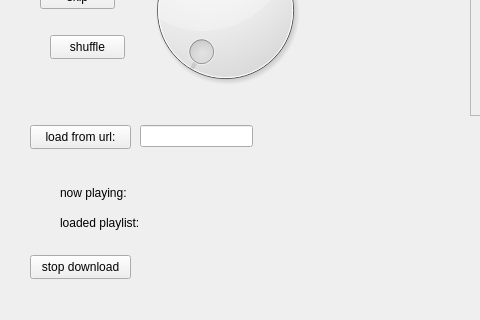
Qt form classes/generatedui/mainwindow.ui (moltenlavaguava/peanut) before a commit; both pictures show x 0 to 480 and y 245 to 565 of the 691 by 565 pixel window.
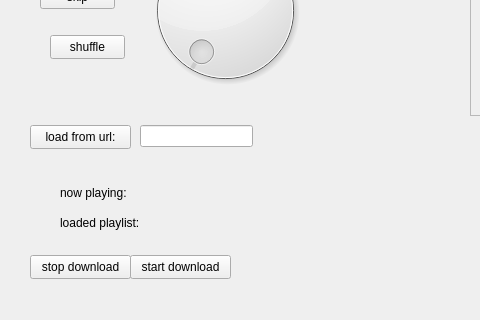
The same form after that commit. Custom widgets are drawn as their Qt base class.

Commit message: added start download button + more work on playlist management

The edit to the form file:
```diff
--- a/classes/generatedui/mainwindow.ui
+++ b/classes/generatedui/mainwindow.ui
@@ -234,6 +234,19 @@
      <layout class="QVBoxLayout" name="verticalLayout"/>
     </widget>
    </widget>
+   <widget class="QPushButton" name="action_startDownload">
+    <property name="geometry">
+     <rect>
+      <x>130</x>
+      <y>500</y>
+      <width>101</width>
+      <height>24</height>
+     </rect>
+    </property>
+    <property name="text">
+     <string>start download</string>
+    </property>
+   </widget>
   </widget>
  </widget>
  <customwidgets>
```
The commit also changes 10 other files.
